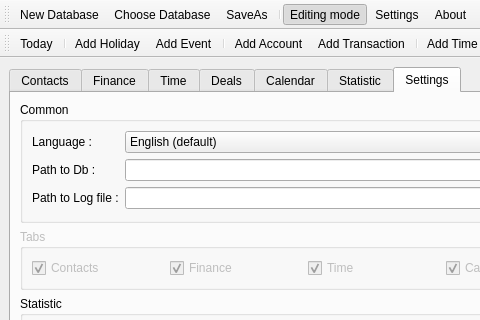
Above: trunk/Organizer/OrganizerView.ui from konradlst/Organizer before the change; both pictures show x 0 to 480 and y 0 to 320 of the 748 by 761 pixel window. Below: the same form after it.
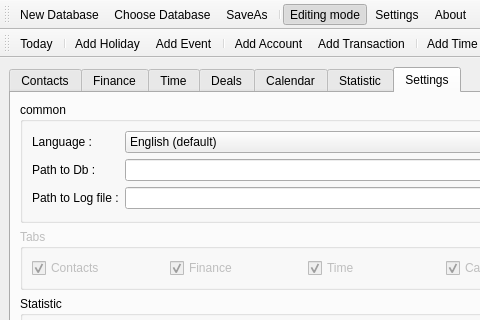
That is the form after the change. The open tabs and pages were chosen to show the change. Icons and pictures are not drawn. Custom widgets are drawn as their Qt base class.

Diff of the .ui file:
```diff
--- a/trunk/Organizer/OrganizerView.ui
+++ b/trunk/Organizer/OrganizerView.ui
@@ -1830,7 +1830,7 @@
            <bool>true</bool>
           </property>
           <property name="title">
-           <string>Common</string>
+           <string>common</string>
           </property>
           <layout class="QGridLayout" name="gridLayout_3">
            <item row="2" column="1">
```
Left out of the diff: 2 changed lines with no effect on the pictures.
